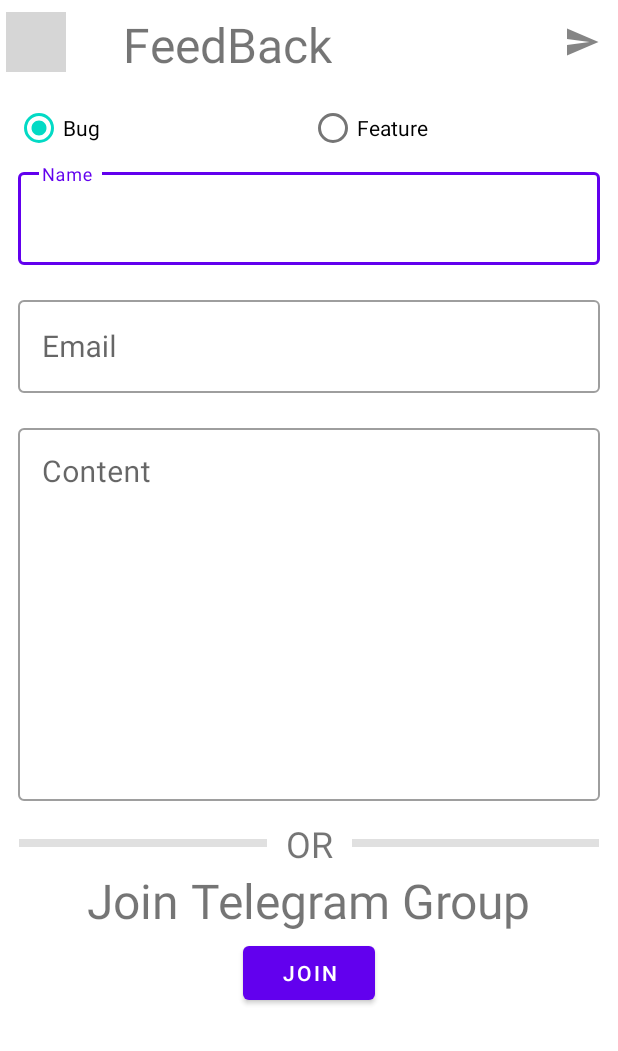
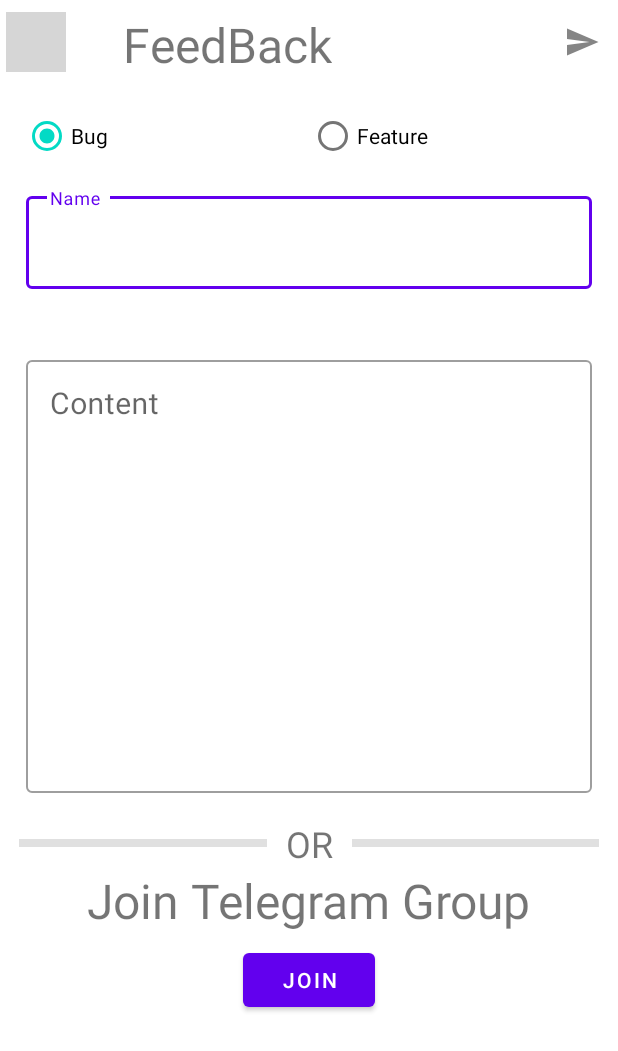
Before and after one commit to IjlalAhmad845/MatrixCalculator, an Android app: the FeedbackActivity screen opened directly, with no data from a screen before it, on a phone screen of 412 x 824 dp. Shown: the top 1051 px of the screen. Run offline under Robolectric (Android 15) with nearby library versions, the phone set to English and light mode, and no system bars; grey boxes are pictures that could not be loaded.

Commit message:
Added Feedback Functionality with gmail intent with mandatory fields support and several dialog boxes

```diff
--- a/app/src/main/res/layout/activity_feedback.xml
+++ b/app/src/main/res/layout/activity_feedback.xml
@@ -23,6 +23,7 @@
         android:layout_height="40dp"
         android:layout_marginTop="8dp"
         android:layout_marginEnd="4dp"
+        android:onClick="SendFeedback"
         android:background="?attr/selectableItemBackgroundBorderless"
         app:layout_constraintEnd_toEndOf="parent"
         app:layout_constraintTop_toTopOf="parent"
@@ -56,10 +57,11 @@
         <RadioGroup
             android:layout_width="match_parent"
             android:layout_height="wrap_content"
-            android:orientation="horizontal">
+            android:orientation="horizontal"
+            android:layout_margin="5dp">
 
             <RadioButton
-                android:id="@+id/radioButton"
+                android:id="@+id/radioButton1"
                 android:layout_width="match_parent"
                 android:layout_height="wrap_content"
                 android:text="Bug"
@@ -81,7 +83,10 @@
             android:layout_width="match_parent"
             android:layout_height="0dp"
             android:hint="Name"
+            android:layout_margin="5dp"
             android:layout_weight="1"
+            app:endIconMode="clear_text"
+            app:errorEnabled="true"
             >
 
             <com.google.android.material.textfield.TextInputEditText
@@ -90,27 +95,8 @@
                 android:layout_height="wrap_content"
                 android:layout_margin="2dp"
                 android:inputType="textAutoComplete"
-                android:textSize="20dp" />
-
-        </com.google.android.material.textfield.TextInputLayout>
-
-        <com.google.android.material.textfield.TextInputLayout
-
-            android:id="@+id/emailLayout"
-            style="@style/Widget.MaterialComponents.TextInputLayout.OutlinedBox"
-            android:layout_width="match_parent"
-            android:layout_height="0dp"
-            android:hint="Email"
-            android:layout_weight="1"
-            >
-
-            <com.google.android.material.textfield.TextInputEditText
-                android:id="@+id/feedbackEmailField"
-                android:layout_width="match_parent"
-                android:layout_height="wrap_content"
-                android:layout_margin="2dp"
-                android:inputType="textEmailAddress"
-                android:textSize="20dp" />
+                android:textSize="20dp"
+                />
 
         </com.google.android.material.textfield.TextInputLayout>
 
@@ -121,6 +107,7 @@
             android:layout_width="match_parent"
             android:layout_height="0dp"
             android:layout_weight="3"
+            android:layout_margin="5dp"
             android:hint="Content"
             >
 
@@ -128,6 +115,7 @@
                 android:id="@+id/feedbackContentField"
                 android:layout_width="match_parent"
                 android:layout_height="match_parent"
+
                 android:layout_margin="2dp"
                 android:gravity="top"
                 android:inputType="textMultiLine"
@@ -192,7 +180,7 @@
         app:layout_constraintHorizontal_bias="0.5"
         app:layout_constraintStart_toStartOf="parent"
         app:layout_constraintTop_toBottomOf="@+id/textView3"
-        app:layout_constraintVertical_bias="0.02" />
+        app:layout_constraintVertical_bias="0.05" />
 
 
 </androidx.constraintlayout.widget.ConstraintLayout>
```
Also changed, not shown: app/src/main/java/com/example/navigation/FeedbackActivity.java (+98 -2 lines).
